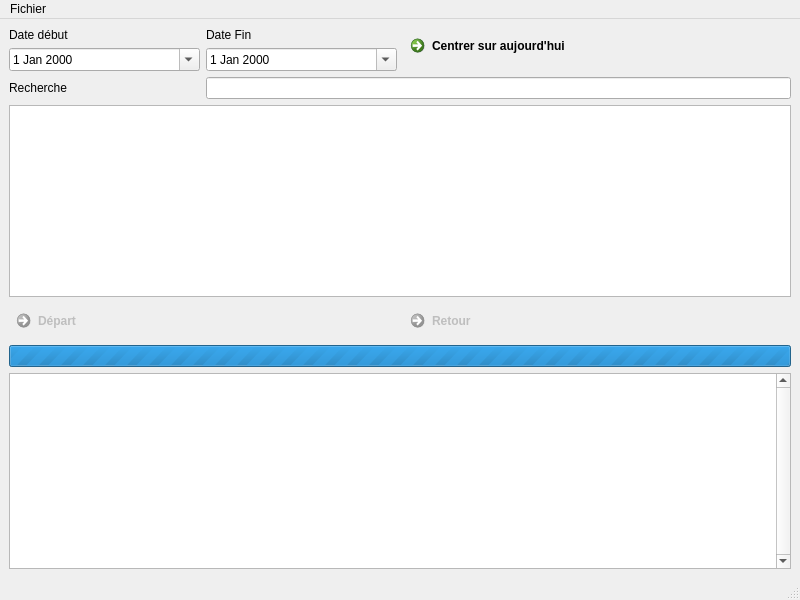
Old version of the form MainWindow.ui in the repository Nakio195/RobertPartner.
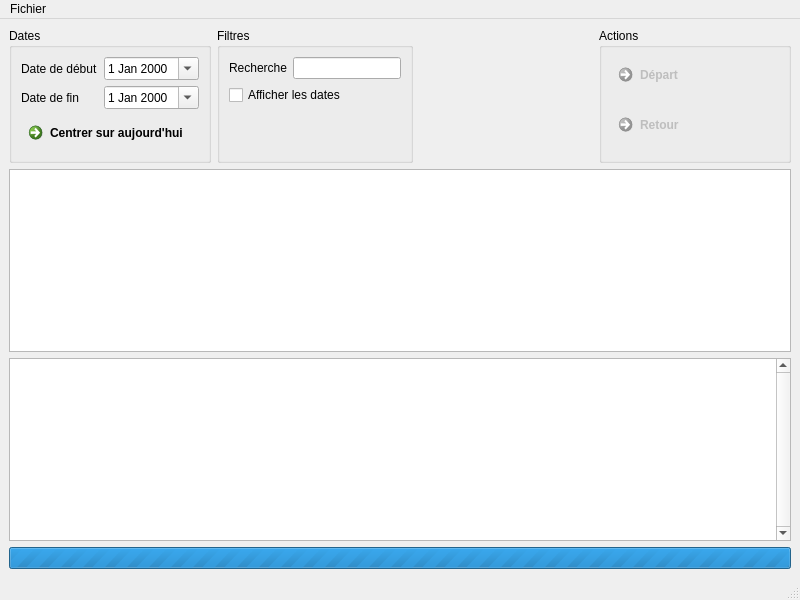
New version of the form.

Commit message:
Having return Inventory work with barcodes
Add the possibility to handle return inventories of an event with a form and also with the use of own defined barcodes.

What changed in the file:
```diff
--- a/MainWindow.ui
+++ b/MainWindow.ui
@@ -15,7 +15,7 @@
   </property>
   <widget class="QWidget" name="centralwidget">
    <layout class="QGridLayout" name="gridLayout">
-    <item row="10" column="0" colspan="4">
+    <item row="5" column="0" colspan="7">
      <widget class="QProgressBar" name="progressBar">
       <property name="maximum">
        <number>0</number>
@@ -25,48 +25,77 @@
       </property>
      </widget>
     </item>
-    <item row="2" column="1">
-     <widget class="QDateEdit" name="datEnd">
-      <property name="calendarPopup">
-       <bool>true</bool>
+    <item row="0" column="0">
+     <widget class="QGroupBox" name="groupBox">
+      <property name="title">
+       <string>Dates</string>
       </property>
+      <layout class="QFormLayout" name="formLayout">
+       <item row="0" column="0">
+        <widget class="QLabel" name="label">
+         <property name="text">
+          <string>Date de début</string>
+         </property>
+        </widget>
+       </item>
+       <item row="0" column="1">
+        <widget class="QDateEdit" name="datStart">
+         <property name="calendarPopup">
+          <bool>true</bool>
+         </property>
+        </widget>
+       </item>
+       <item row="1" column="0">
+        <widget class="QLabel" name="label_2">
+         <property name="text">
+          <string>Date de fin</string>
+         </property>
+        </widget>
+       </item>
+       <item row="1" column="1">
+        <widget class="QDateEdit" name="datEnd">
+         <property name="calendarPopup">
+          <bool>true</bool>
+         </property>
+        </widget>
+       </item>
+       <item row="2" column="0" colspan="2">
+        <widget class="QCommandLinkButton" name="commandLinkButton_3">
+         <property name="text">
+          <string>Centrer sur aujourd'hui</string>
+         </property>
+        </widget>
+       </item>
+      </layout>
      </widget>
     </item>
-    <item row="9" column="0">
-     <widget class="QCommandLinkButton" name="btnDeparture">
-      <property name="enabled">
-       <bool>false</bool>
+    <item row="0" column="1" colspan="2">
+     <widget class="QGroupBox" name="groupBox_2">
+      <property name="title">
+       <string>Filtres</string>
       </property>
-      <property name="text">
-       <string>Départ</string>
-      </property>
+      <layout class="QFormLayout" name="formLayout_2">
+       <item row="0" column="0">
+        <widget class="QLabel" name="label_3">
+         <property name="text">
+          <string>Recherche</string>
+         </property>
+        </widget>
+       </item>
+       <item row="0" column="1">
+        <widget class="QLineEdit" name="txtSearch"/>
+       </item>
+       <item row="1" column="0" colspan="2">
+        <widget class="QCheckBox" name="chkDates">
+         <property name="text">
+          <string>Afficher les dates</string>
+         </property>
+        </widget>
+       </item>
+      </layout>
      </widget>
     </item>
-    <item row="9" column="2">
-     <widget class="QCommandLinkButton" name="btnReturn">
-      <property name="enabled">
-       <bool>false</bool>
-      </property>
-      <property name="text">
-       <string>Retour</string>
-      </property>
-     </widget>
-    </item>
-    <item row="1" column="0">
-     <widget class="QLabel" name="label">
-      <property name="text">
-       <string>Date début</string>
-      </property>
-     </widget>
-    </item>
-    <item row="1" column="1">
-     <widget class="QLabel" name="label_2">
-      <property name="text">
-       <string>Date Fin</string>
-      </property>
-     </widget>
-    </item>
-    <item row="11" column="0" colspan="4">
+    <item row="4" column="0" colspan="7">
      <widget class="QTextEdit" name="apiLog">
       <property name="enabled">
        <bool>true</bool>
@@ -82,7 +111,7 @@
       </property>
      </widget>
     </item>
-    <item row="5" column="0" rowspan="4" colspan="4">
+    <item row="1" column="0" colspan="7">
      <widget class="QTableView" name="tblEvent">
       <property name="selectionMode">
        <enum>QAbstractItemView::SingleSelection</enum>
@@ -93,31 +122,58 @@
       <property name="wordWrap">
        <bool>false</bool>
       </property>
-     </widget>
-    </item>
-    <item row="2" column="0">
-     <widget class="QDateEdit" name="datStart">
-      <property name="calendarPopup">
+      <attribute name="horizontalHeaderCascadingSectionResizes">
        <bool>true</bool>
-      </property>
+      </attribute>
+      <attribute name="horizontalHeaderShowSortIndicator" stdset="0">
+       <bool>true</bool>
+      </attribute>
+      <attribute name="verticalHeaderShowSortIndicator" stdset="0">
+       <bool>false</bool>
+      </attribute>
      </widget>
     </item>
-    <item row="3" column="0">
-     <widget class="QLabel" name="label_3">
-      <property name="text">
-       <string>Recherche</string>
+    <item row="0" column="6">
+     <widget class="QGroupBox" name="groupBox_3">
+      <property name="title">
+       <string>Actions</string>
       </property>
+      <layout class="QGridLayout" name="gridLayout_2">
+       <item row="0" column="0">
+        <widget class="QCommandLinkButton" name="btnDeparture">
+         <property name="enabled">
+          <bool>false</bool>
+         </property>
+         <property name="text">
+          <string>Départ</string>
+         </property>
+        </widget>
+       </item>
+       <item row="2" column="0">
+        <widget class="QCommandLinkButton" name="btnReturn">
+         <property name="enabled">
+          <bool>false</bool>
+         </property>
+         <property name="text">
+          <string>Retour</string>
+         </property>
+        </widget>
+       </item>
+      </layout>
      </widget>
     </item>
-    <item row="3" column="1" colspan="3">
-     <widget class="QLineEdit" name="txtSearch"/>
-    </item>
-    <item row="1" column="2" rowspan="2" colspan="2">
-     <widget class="QCommandLinkButton" name="commandLinkButton_3">
-      <property name="text">
-       <string>Centrer sur aujourd'hui</string>
+    <item row="0" column="3" colspan="3">
+     <spacer name="horizontalSpacer_2">
+      <property name="orientation">
+       <enum>Qt::Horizontal</enum>
       </property>
-     </widget>
+      <property name="sizeHint" stdset="0">
+       <size>
+        <width>40</width>
+        <height>20</height>
+       </size>
+      </property>
+     </spacer>
     </item>
    </layout>
   </widget>
```
Left out of the diff: 45 changed lines with no effect on the pictures. The commit also changes 30 other files.
